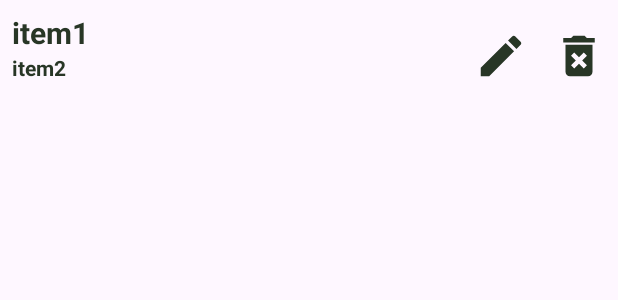
After one commit to Willacy/TarefasAcademicas, an Android app: the layout item_list_curso.xml on its own in the app's theme, with its tools: preview values and no code run, on a phone screen of 412 x 824 dp. The commit adds this screen. Shown: the top 300 px of the screen. Run offline under Robolectric (Android 15) with nearby library versions, the phone set to English and light mode, and no system bars.

Commit message:
Adpter Personalizado Curso
Foi criado um adpter personalizado para mostrar a listas de curso.

```diff
--- /dev/null
+++ b/app/src/main/java/com/example/tarefasacademicas/adpter/CursoAdapter.java
@@ -0,0 +1,38 @@
+package com.example.tarefasacademicas.adpter;
+
+import android.content.Context;
+import android.view.LayoutInflater;
+import android.view.View;
+import android.view.ViewGroup;
+import android.widget.ArrayAdapter;
+import android.widget.TextView;
+
+import androidx.annotation.NonNull;
+
+import com.example.tarefasacademicas.R;
+import com.example.tarefasacademicas.model.Curso;
+
+import java.util.List;
+
+public class CursoAdapter extends ArrayAdapter<Curso> {
+    public CursoAdapter(Context context, List<Curso> cursos){
+        super(context, 0, cursos);
+    }
+
+    @NonNull
+    @Override
+    public View getView(int position, View convertView, ViewGroup parent) {
+        Curso curso = getItem(position);
+        if(convertView == null){
+            convertView = LayoutInflater.from(getContext())
+                    .inflate(R.layout.item_list_curso, parent, false);
+        }
+        TextView txtItem1 = convertView.findViewById(R.id.txtItem1);
+        TextView txtItem2 = convertView.findViewById(R.id.txtItem2);
+
+        txtItem1.setText(curso.getDesc_curso());
+        txtItem2.setText("Prof.: " + curso.getProf_curso());
+
+        return convertView;
+    }
+}
--- a/app/src/main/java/com/example/tarefasacademicas/fragments/CursosFragment.java
+++ b/app/src/main/java/com/example/tarefasacademicas/fragments/CursosFragment.java
@@ -12,6 +12,7 @@ import android.widget.Adapter;
 import android.widget.ArrayAdapter;
 
 import com.example.tarefasacademicas.R;
+import com.example.tarefasacademicas.adpter.CursoAdapter;
 import com.example.tarefasacademicas.databinding.FragmentCursosBinding;
 import com.example.tarefasacademicas.model.Curso;
 import com.example.tarefasacademicas.view.CursoActivity;
@@ -93,12 +94,15 @@ public class CursosFragment extends Fragment {
 
     public void listarCursos(){
         List<Curso> lista = curso.listar(requireContext());
-        List<String> listaCursos = new ArrayList<>();
+
+        /*List<String> listaCursos = new ArrayList<>();
         while(!lista.isEmpty()){
             listaCursos.add(lista.get(0).getDesc_curso());
+            listaCursos.add(lista.get(0).getProf_curso());
             lista.remove(0);
-        }
-        ArrayAdapter<String> adapter = new ArrayAdapter<>(requireContext(), R.layout.item_list, listaCursos);
+        }*/
+
+        CursoAdapter adapter = new CursoAdapter(requireContext(), lista);
         binding.lstCursos.setAdapter(adapter);
 
     }
--- /dev/null
+++ b/app/src/main/res/drawable/ic_delete.xml
@@ -0,0 +1,5 @@
+<vector xmlns:android="http://schemas.android.com/apk/res/android" android:height="24dp" android:tint="#FFFFFF" android:viewportHeight="24" android:viewportWidth="24" android:width="24dp">
+
+    <path android:fillColor="@android:color/white" android:pathData="M6,19c0,1.1 0.9,2 2,2h8c1.1,0 2,-0.9 2,-2L18,7L6,7v12zM8.46,11.88l1.41,-1.41L12,12.59l2.12,-2.12 1.41,1.41L13.41,14l2.12,2.12 -1.41,1.41L12,15.41l-2.12,2.12 -1.41,-1.41L10.59,14l-2.13,-2.12zM15.5,4l-1,-1h-5l-1,1L5,4v2h14L19,4z"/>
+
+</vector>
--- /dev/null
+++ b/app/src/main/res/drawable/ic_edit.xml
@@ -0,0 +1,5 @@
+<vector xmlns:android="http://schemas.android.com/apk/res/android" android:height="24dp" android:tint="#FFFFFF" android:viewportHeight="24" android:viewportWidth="24" android:width="24dp">
+
+    <path android:fillColor="@android:color/white" android:pathData="M3,17.25V21h3.75L17.81,9.94l-3.75,-3.75L3,17.25zM20.71,7.04c0.39,-0.39 0.39,-1.02 0,-1.41l-2.34,-2.34c-0.39,-0.39 -1.02,-0.39 -1.41,0l-1.83,1.83 3.75,3.75 1.83,-1.83z"/>
+
+</vector>
--- a/app/src/main/res/layout/item_list.xml
+++ /dev/null
@@ -1,10 +0,0 @@
-<?xml version="1.0" encoding="utf-8"?>
-<TextView xmlns:android="http://schemas.android.com/apk/res/android"
-    android:id="@+id/txtItem"
-    android:layout_width="match_parent"
-    android:layout_height="wrap_content"
-    android:padding="12dp"
-    android:textSize="20sp"
-    android:textColor="@color/cor_menu"
-    android:text="Exemplo"
-    android:textStyle="bold"/>
--- /dev/null
+++ b/app/src/main/res/layout/item_list_curso.xml
@@ -0,0 +1,65 @@
+<?xml version="1.0" encoding="utf-8"?>
+<LinearLayout xmlns:android="http://schemas.android.com/apk/res/android"
+    android:layout_width="match_parent"
+    android:layout_height="wrap_content"
+    android:orientation="horizontal"
+    android:padding="8dp"
+    android:layout_marginBottom="3dp">
+
+    <LinearLayout
+        android:layout_width="wrap_content"
+        android:layout_height="wrap_content"
+        android:layout_marginTop="4dp"
+        android:orientation="vertical"
+        android:layout_gravity="start">
+
+        <TextView
+            android:id="@+id/txtItem1"
+            android:layout_width="match_parent"
+            android:layout_height="wrap_content"
+            android:text="item1"
+            android:textColor="@color/cor_menu"
+            android:textSize="20sp"
+            android:textStyle="bold" />
+
+        <TextView
+            android:id="@+id/txtItem2"
+            android:layout_width="match_parent"
+            android:layout_height="wrap_content"
+            android:text="item2"
+            android:textColor="@color/cor_menu"
+            android:textSize="14sp"
+            android:textStyle="bold" />
+    </LinearLayout>
+
+    <LinearLayout
+        android:layout_width="match_parent"
+        android:layout_height="wrap_content"
+        android:layout_marginTop="4dp"
+        android:orientation="horizontal"
+        android:gravity="end"
+        android:layout_gravity="center">
+
+        <ImageButton
+            android:id="@+id/btnEditar"
+            android:layout_width="36dp"
+            android:layout_height="36dp"
+            android:background="@drawable/ic_edit"
+            android:backgroundTint="@color/cor_menu"
+            android:contentDescription="@string/todo"
+            android:paddingHorizontal="12dp"
+            android:layout_marginRight="8dp"/>
+
+        <ImageButton
+            android:id="@+id/btnDeletar"
+            android:layout_width="36dp"
+            android:layout_height="36dp"
+            android:layout_marginStart="8dp"
+            android:background="@drawable/ic_delete"
+            android:backgroundTint="@color/cor_menu"
+            android:contentDescription="@string/todo"
+            android:paddingHorizontal="12dp" />
+
+    </LinearLayout>
+
+</LinearLayout>
```
